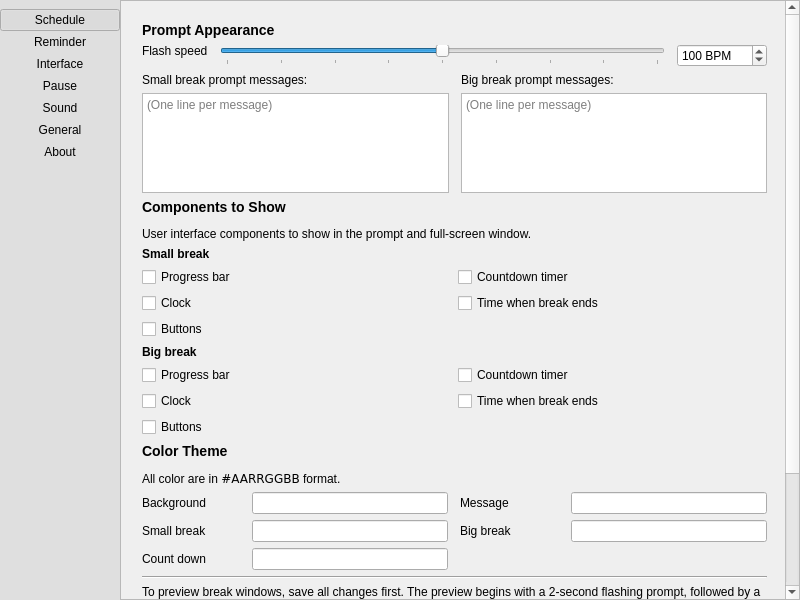
AllanChain/sane-break, file src/app/pref-window.ui: the form before one commit.
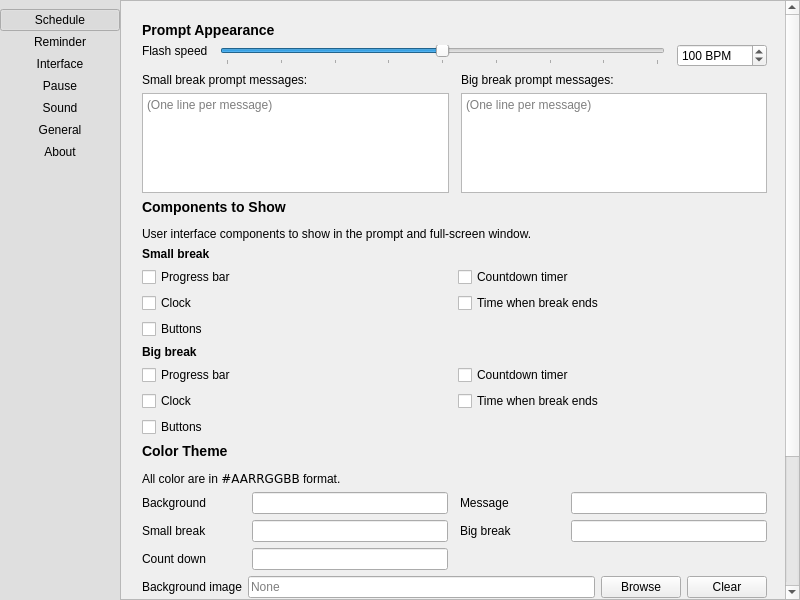
The form after the commit. The open tabs and pages were chosen to show the change. Icons and pictures are not drawn. Custom widgets are drawn as their Qt base class.

Commit message:
background images for fullscreen break window
Closes #128

Diff of the .ui file:
```diff
--- a/src/app/pref-window.ui
+++ b/src/app/pref-window.ui
@@ -1323,6 +1323,41 @@
               </item>
              </layout>
             </item>
+            <item>
+             <layout class="QHBoxLayout" name="backgroundImageLayout">
+              <item>
+               <widget class="QLabel" name="backgroundImageLabel">
+                <property name="text">
+                 <string>Background image</string>
+                </property>
+               </widget>
+              </item>
+              <item>
+               <widget class="QLineEdit" name="backgroundImagePath">
+                <property name="readOnly">
+                 <bool>true</bool>
+                </property>
+                <property name="placeholderText">
+                 <string notr="true">None</string>
+                </property>
+               </widget>
+              </item>
+              <item>
+               <widget class="QPushButton" name="browseBackgroundImage">
+                <property name="text">
+                 <string>Browse</string>
+                </property>
+               </widget>
+              </item>
+              <item>
+               <widget class="QPushButton" name="clearBackgroundImage">
+                <property name="text">
+                 <string>Clear</string>
+                </property>
+               </widget>
+              </item>
+             </layout>
+            </item>
             <item>
              <widget class="Line" name="line">
               <property name="orientation">
```
The commit also changes 21 other files.
